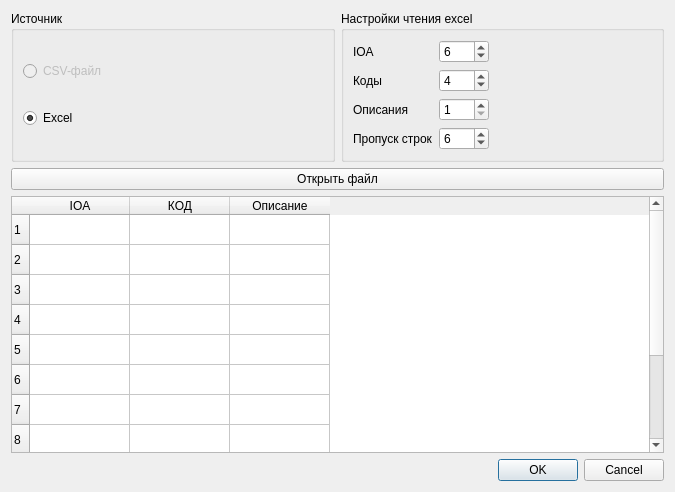
Old version of the form importdialog.ui in the repository MicroKoder/QIEC104.
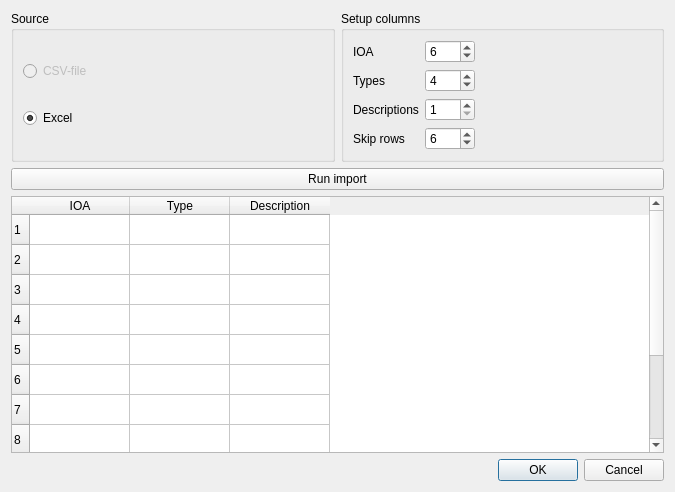
New version of the form.

Diff of the .ui file:
```diff
--- a/importdialog.ui
+++ b/importdialog.ui
@@ -19,7 +19,7 @@
      <item>
       <widget class="QGroupBox" name="groupBox">
        <property name="title">
-        <string>Источник</string>
+        <string>Source</string>
        </property>
        <layout class="QVBoxLayout" name="verticalLayout">
         <item>
@@ -28,7 +28,7 @@
            <bool>false</bool>
           </property>
           <property name="text">
-           <string>CSV-файл</string>
+           <string>CSV-file</string>
           </property>
          </widget>
         </item>
@@ -48,7 +48,7 @@
      <item>
       <widget class="QGroupBox" name="groupBox_2">
        <property name="title">
-        <string>Настройки чтения excel</string>
+        <string>Setup columns</string>
        </property>
        <layout class="QHBoxLayout" name="horizontalLayout_2">
         <item>
@@ -63,14 +63,14 @@
           <item row="1" column="0">
            <widget class="QLabel" name="functionLabel">
             <property name="text">
-             <string>Коды</string>
+             <string>Types</string>
             </property>
            </widget>
           </item>
           <item row="2" column="0">
            <widget class="QLabel" name="descrLabel">
             <property name="text">
-             <string>Описания</string>
+             <string>Descriptions</string>
             </property>
            </widget>
           </item>
@@ -122,7 +122,7 @@
           <item row="3" column="0">
            <widget class="QLabel" name="descrLabel_2">
             <property name="text">
-             <string>Пропуск строк</string>
+             <string>Skip rows</string>
             </property>
            </widget>
           </item>
@@ -152,7 +152,7 @@
    <item>
     <widget class="QPushButton" name="pbOpenDialog">
      <property name="text">
-      <string>Открыть файл</string>
+      <string>Run import</string>
      </property>
     </widget>
    </item>
@@ -182,12 +182,12 @@
      </column>
      <column>
       <property name="text">
-       <string>КОД</string>
+       <string>Type</string>
       </property>
      </column>
      <column>
       <property name="text">
-       <string>Описание</string>
+       <string>Description</string>
       </property>
      </column>
     </widget>
```
Left out of the diff: 2 changed lines with no effect on the pictures.
